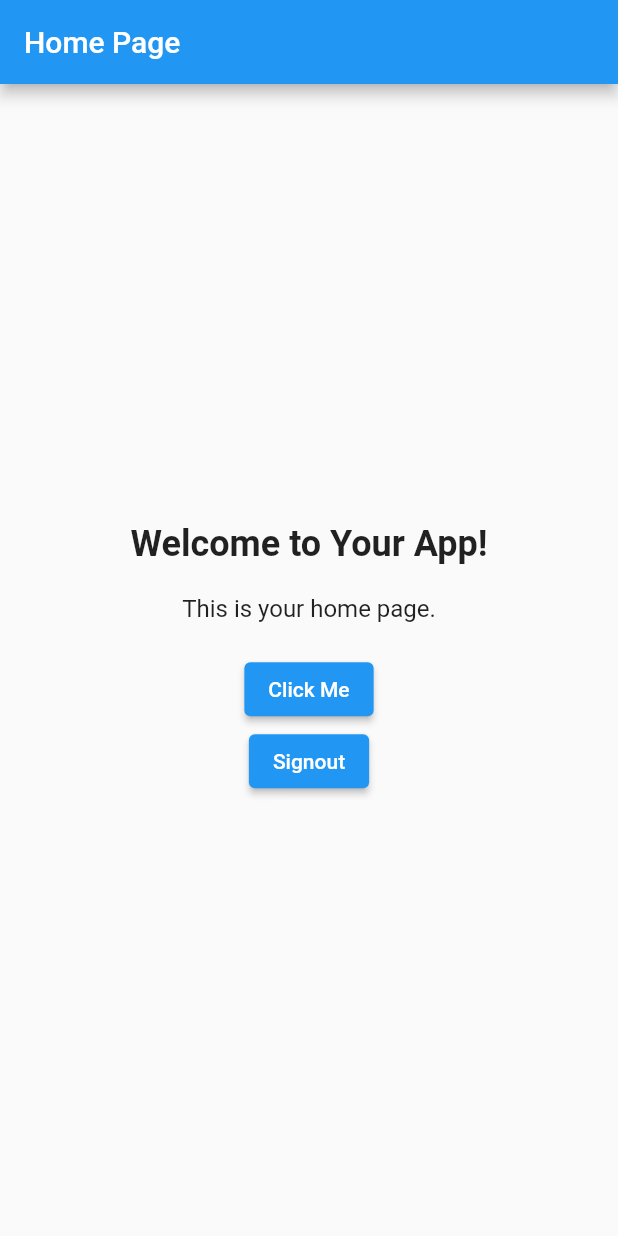
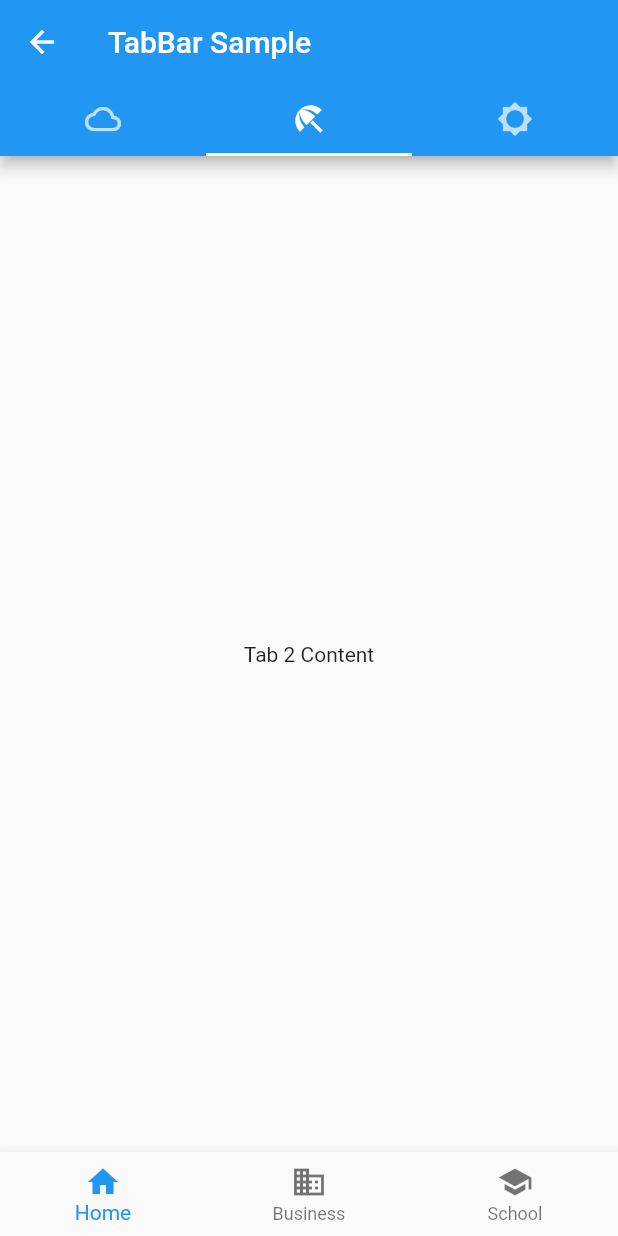
Before and after one commit to Naval1704/Greenify, a Flutter app: the LobbyPage screen opened directly, on a phone screen of 412 x 824 dp. Run offline on Flutter 3.47's test engine with Material 2 defaults, Android fonts, the phone set to English and light mode, and no system bars; our stand-ins replace image_picker; missing offline and left inert: amplify_auth_cognito, amplify_authenticator, amplify_flutter.

Commit message:
added navbar and toolbar

```diff
--- a/lib/family_page.dart
+++ b/lib/family_page.dart
@@ -2,6 +2,7 @@
 
 import 'package:flutter/material.dart';
 import 'package:greenify/family_form.dart';
+import 'package:greenify/lobby_page.dart';
 
 class FamilyPage extends StatefulWidget {
   FamilyPage({Key? key}) : super(key: key);
@@ -171,7 +172,7 @@ class LoginContent extends StatelessWidget {
                 Navigator.push(
                   context,
                   MaterialPageRoute(
-                      builder: (context) => const FamilyFormPage()),
+                      builder: (context) => const LobbyPage()),
                 );
               },
               child: const Text(
--- a/lib/lobby_page.dart
+++ b/lib/lobby_page.dart
@@ -3,8 +3,16 @@ import 'package:amplify_auth_cognito/amplify_auth_cognito.dart';
 import 'package:amplify_flutter/amplify_flutter.dart';
 import 'farmer_page.dart';
 
-class LobbyPage extends StatelessWidget {
-  const LobbyPage({Key? key});
+class LobbyPage extends StatefulWidget {
+  const LobbyPage({Key? key}) : super(key: key);
+
+  @override
+  _LobbyPageState createState() => _LobbyPageState();
+}
+
+class _LobbyPageState extends State<LobbyPage> {
+  int currentPageIndex = 0;
+
   Future<void> _handleSignout(BuildContext context) async {
     try {
       await Amplify.Auth.signOut(); // Sign the user out from all devices
@@ -20,41 +28,64 @@ class LobbyPage extends StatelessWidget {
   @override
   Widget build(BuildContext context) {
     return Scaffold(
-      appBar: AppBar(
-        title: Text('Home Page'),
+
+      bottomNavigationBar: BottomNavigationBar(
+        currentIndex: currentPageIndex,
+        onTap: (int index) {
+          setState(() {
+            currentPageIndex = index;
+          });
+        },
+        items: const <BottomNavigationBarItem>[
+          BottomNavigationBarItem(
+            icon: Icon(Icons.home),
+            label: 'Home',
+          ),
+          BottomNavigationBarItem(
+            icon: Icon(Icons.business),
+            label: 'Business',
+          ),
+          BottomNavigationBarItem(
+            icon: Icon(Icons.school),
+            label: 'School',
+          ),
+        ],
       ),
-      body: Center(
-        child: Column(
-          mainAxisAlignment: MainAxisAlignment.center,
-          children: <Widget>[
-            const Text(
-              'Welcome to Your App!',
-              style: TextStyle(
-                fontSize: 24,
-                fontWeight: FontWeight.bold,
+      body: DefaultTabController(
+        initialIndex: 1,
+        length: 3,
+        child: Scaffold(
+          appBar: AppBar(
+            title: const Text('TabBar Sample'),
+            bottom: TabBar(
+              tabs: <Widget>[
+                Tab(
+                  icon: Icon(Icons.cloud_outlined),
+                ),
+                Tab(
+                  icon: Icon(Icons.beach_access_sharp),
+                ),
+                Tab(
+                  icon: Icon(Icons.brightness_5_sharp),
+                ),
+              ],
+            ),
+          ),
+          body: TabBarView(
+            children: <Widget>[
+              // Add your tab content here
+              // For example:
+              Center(
+                child: Text('Tab 1 Content'),
               ),
-            ),
-            const SizedBox(height: 20),
-            const Text(
-              'This is your home page.',
-              style: TextStyle(
-                fontSize: 16,
+              Center(
+                child: Text('Tab 2 Content'),
               ),
-            ),
-            const SizedBox(height: 20),
-            ElevatedButton(
-              onPressed: () {
-                // Add your button's functionality here
-              },
-              child: const Text('Click Me'),
-            ),
-            ElevatedButton(
-              onPressed: () async {
-                await _handleSignout(context); // Call the signout function
-              },
-              child: const Text('Signout'),
-            ),
-          ],
+              Center(
+                child: Text('Tab 3 Content'),
+              ),
+            ],
+          ),
         ),
       ),
     );
```
Also changed, not shown: 1 other file.
